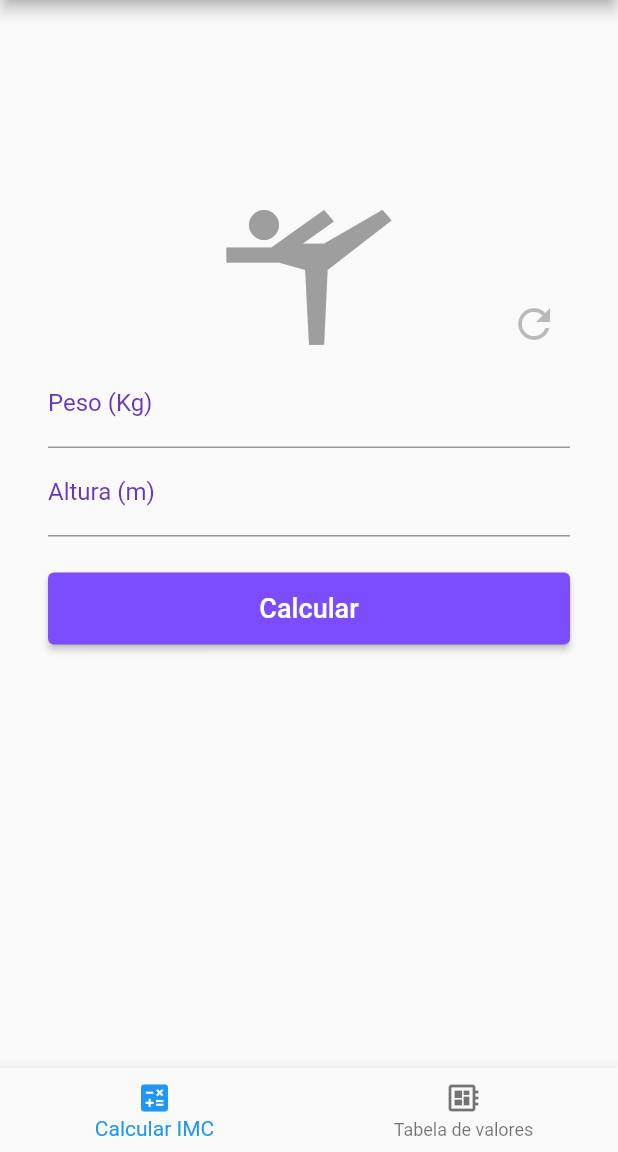
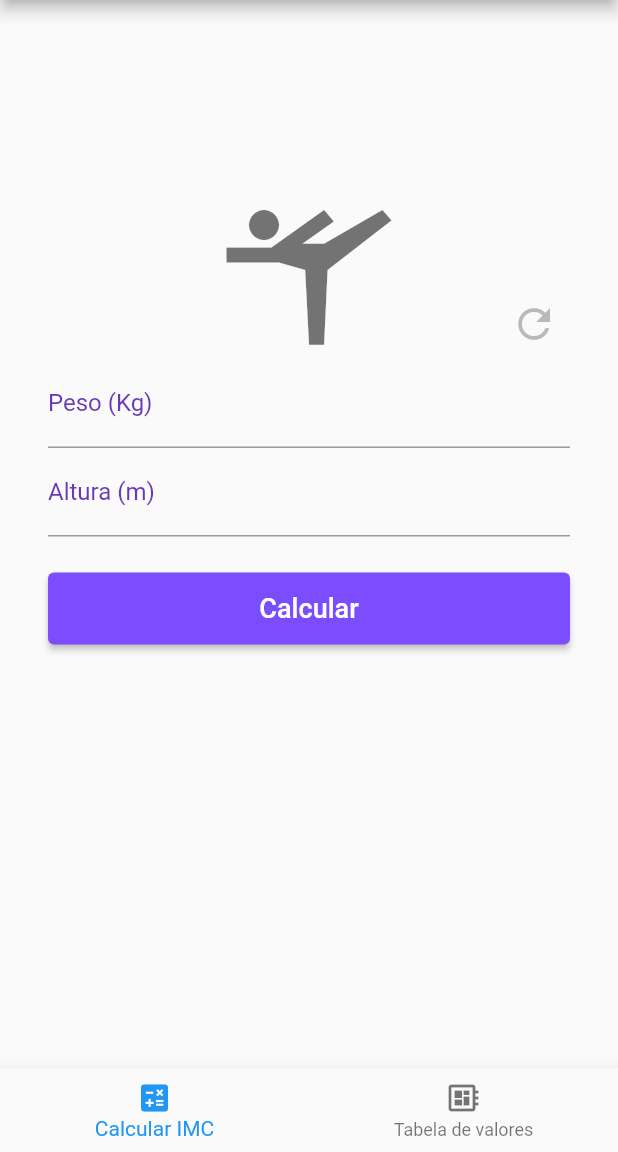
Before and after one commit to Gabriel-S-Souza/imc_calculator_with_flutter, a Flutter app: the screen it shows after launch, on a phone screen of 412 x 824 dp, the part 84-1236 px from its top. Run offline on Flutter 3.47's test engine with Material 2 defaults, Android fonts, the phone set to English and light mode, and no system bars.

Commit message:
Change color of the icon

```diff
--- a/lib/pages/imc_calculator.dart
+++ b/lib/pages/imc_calculator.dart
@@ -68,7 +68,7 @@ class ImcCalculatorState extends State<ImcCalculator> {
                   const Icon(
                     Icons.sports_gymnastics,
                     size: 120,
-                    color: Colors.grey,
+                    color: Colors.black54,
                   ),
                   Positioned(
                     bottom: 0,
```
